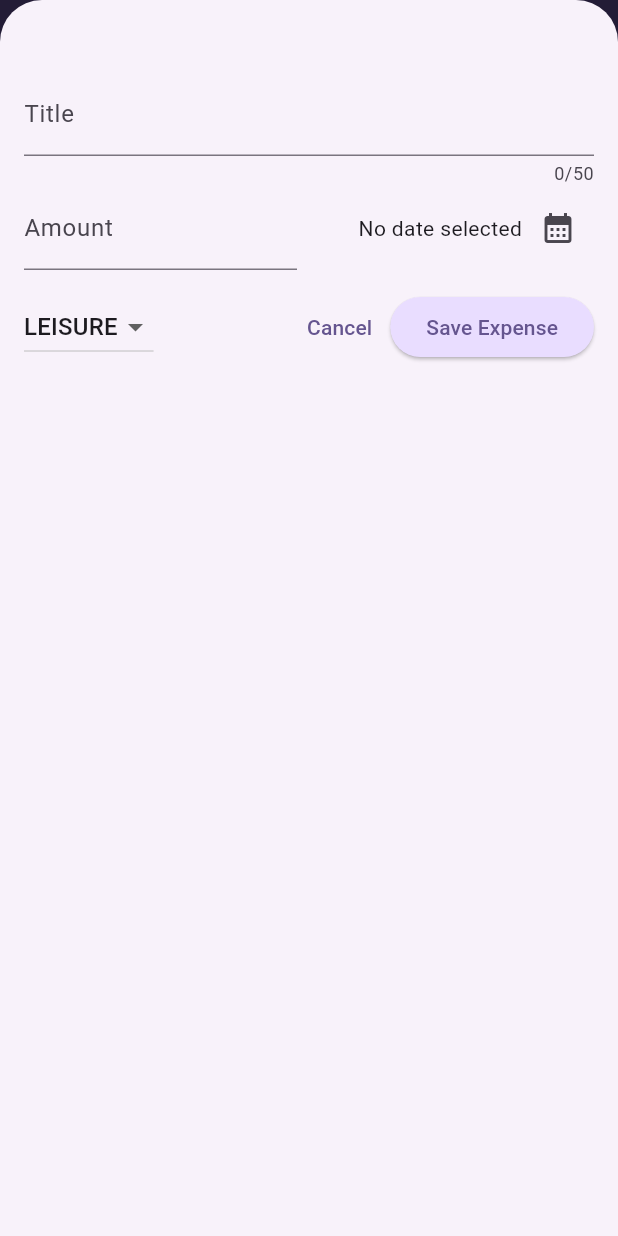
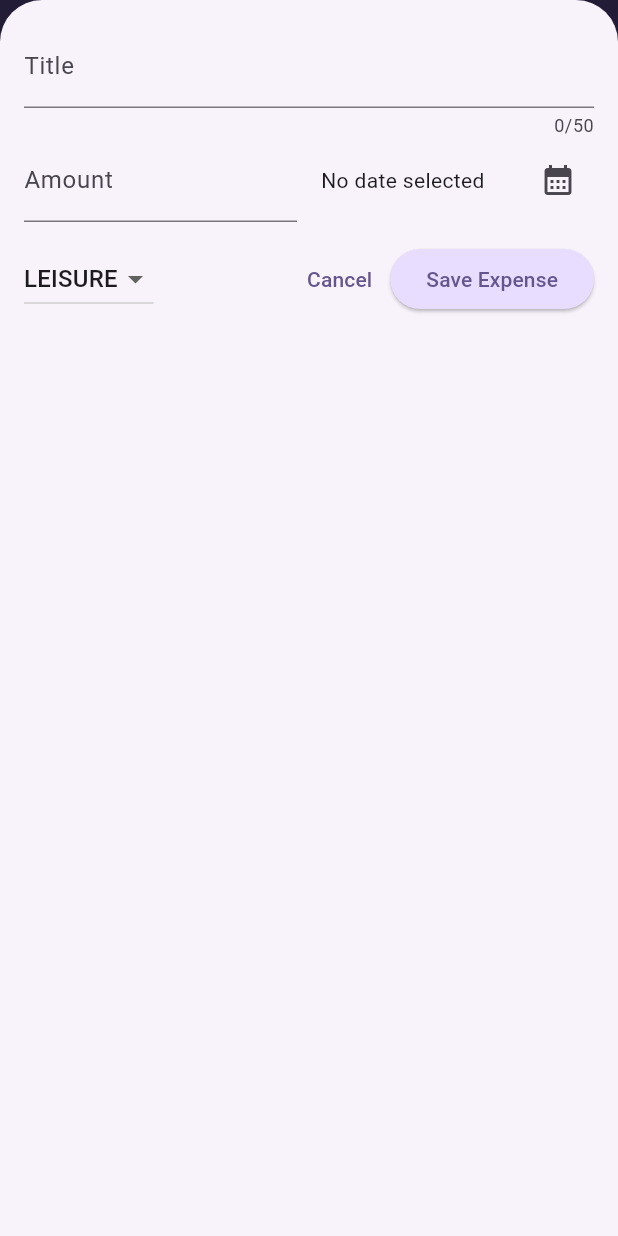
Before and after one commit to hmoustaphaousmane/flutter-guided-projects, a Flutter app: the screen it shows after launch, after a tap on the "add" icon, on a phone screen of 412 x 824 dp. Run offline on Flutter 3.47's test engine with Material 3 defaults, Android fonts, the phone set to English and light mode, and no system bars; our stand-ins replace google_fonts.

Commit message:
style: handle screen overlays and use Safe Area

```diff
--- a/expense_tracker/lib/widgets/expenses.dart
+++ b/expense_tracker/lib/widgets/expenses.dart
@@ -38,6 +38,7 @@ class _ExpensesState extends State<Expenses> {
 
   void _openAddExpenseOverlay() {
     showModalBottomSheet(
+      useSafeArea: true,
       isScrollControlled: true,
       context: context,
       builder: (ctx) => NewExpense(onAddExpense: _addExpense),
--- a/expense_tracker/lib/widgets/new_expense.dart
+++ b/expense_tracker/lib/widgets/new_expense.dart
@@ -81,8 +81,13 @@ class _NewExpenseState extends State<NewExpense> {
 
   @override
   Widget build(BuildContext context) {
-    return Padding(
-      padding: const EdgeInsets.fromLTRB(16, 48, 16, 16),
+    // Get the amount of space taken by the keyboard (since it comes from the botton, use `wiewInsets.bottom)
+    final keyboardSpace = MediaQuery.of(context).viewInsets.bottom;
+    return SizedBox(
+      height: double.infinity,
+      child: SingleChildScrollView(
+        child: Padding(
+          padding: EdgeInsets.fromLTRB(16, 16, 16, keyboardSpace + 16),
           child: Column(
             children: [
               TextField(
@@ -113,10 +118,12 @@ class _NewExpenseState extends State<NewExpense> {
                       mainAxisAlignment: MainAxisAlignment.end,
                       crossAxisAlignment: CrossAxisAlignment.center,
                       children: [
-                    Text(
+                        Expanded(
+                          child: Text(
                             _selectedDate == null
                                 ? 'No date selected'
                                 : formatter.format(_selectedDate!),
+                          ),
                         ),
                         IconButton(
                           onPressed: _presentDatePicker,
@@ -171,6 +178,8 @@ class _NewExpenseState extends State<NewExpense> {
               ),
             ],
           ),
+        ),
+      ),
     );
   }
 }
```
Lines whose indentation alone changed are shown as unchanged.
